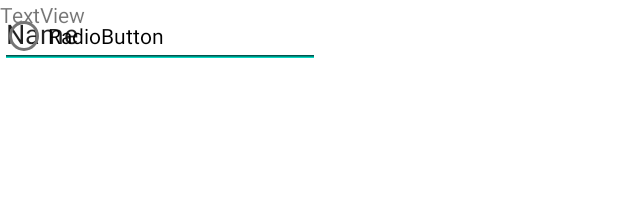
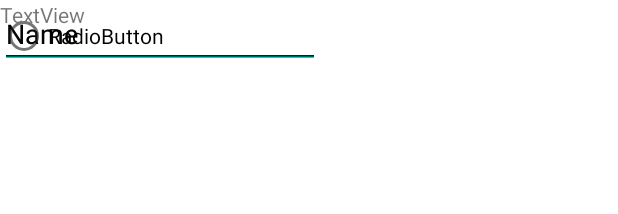
Before and after one commit to PaolaVelastegui/P1, an Android app: the layout activity_main.xml on its own in the app's theme, with its tools: preview values and no code run, on a phone screen of 412 x 824 dp. Shown: the top 214 px of the screen. Run offline under Robolectric (Android 15) with nearby library versions, the phone set to English and light mode, and no system bars.

Commit message:
commit 2

```diff
--- a/app/src/main/res/layout/activity_main.xml
+++ b/app/src/main/res/layout/activity_main.xml
@@ -58,4 +58,14 @@
         tools:layout_editor_absoluteX="158dp"
         tools:layout_editor_absoluteY="516dp" />
 
+    <EditText
+        android:id="@+id/editTextTextPersonName2"
+        android:layout_width="wrap_content"
+        android:layout_height="wrap_content"
+        android:ems="10"
+        android:inputType="textPersonName"
+        android:text="Name"
+        tools:layout_editor_absoluteX="87dp"
+        tools:layout_editor_absoluteY="9dp" />
+
 </androidx.constraintlayout.widget.ConstraintLayout>
```
